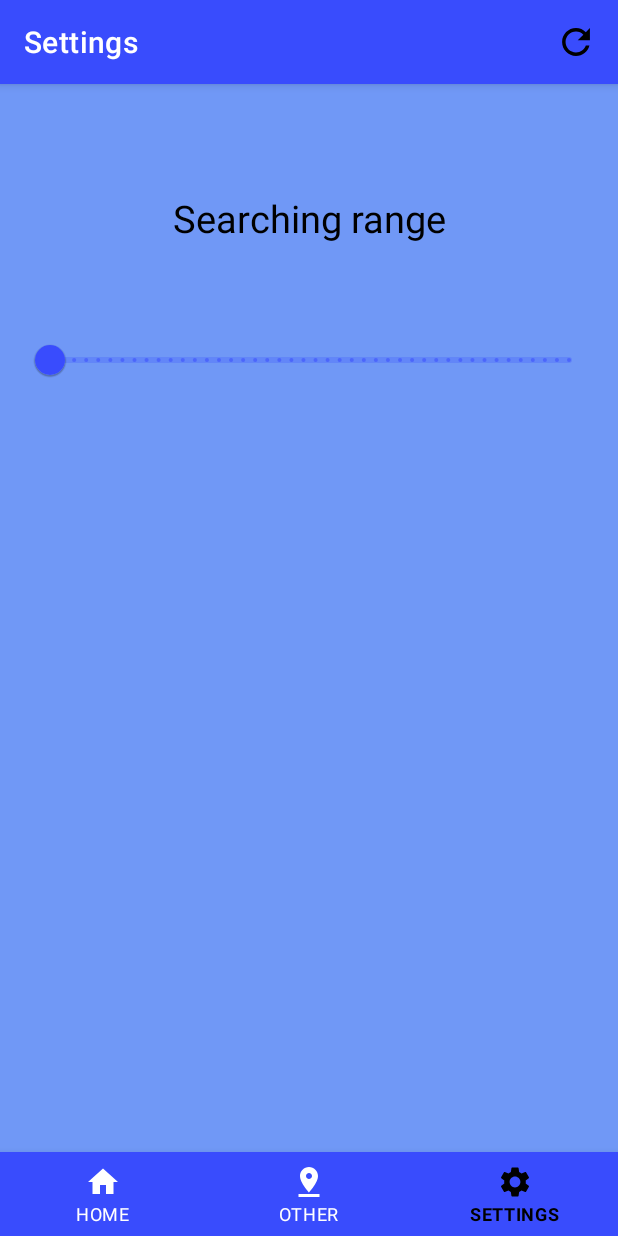
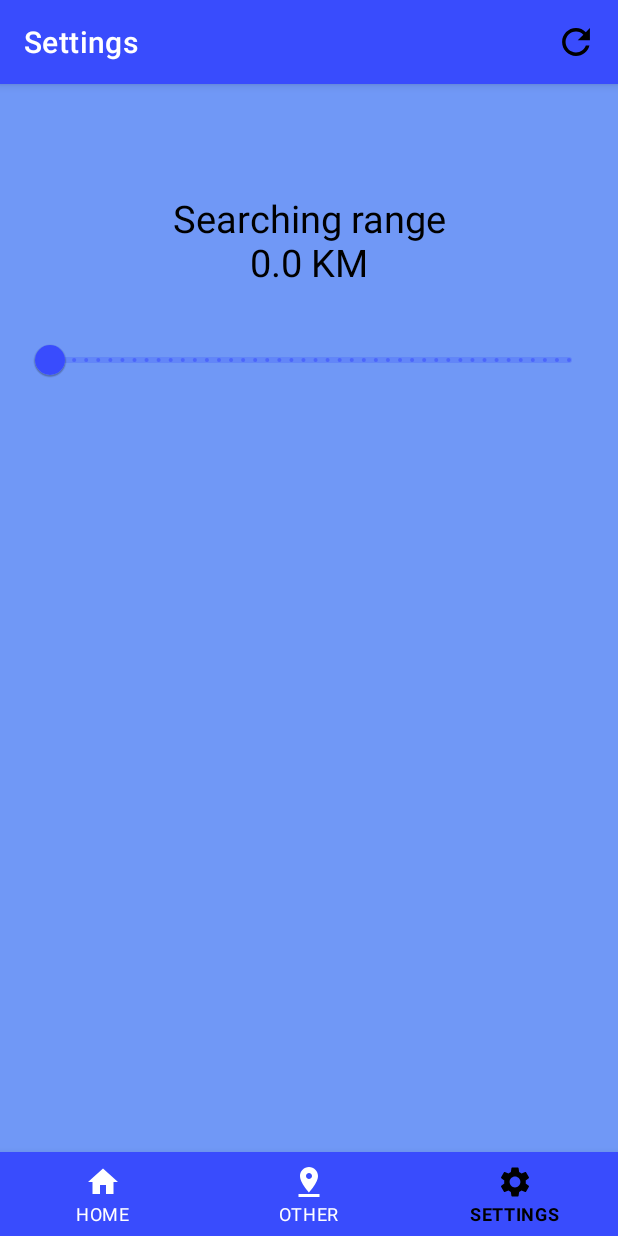
Before and after one commit to PrivateerPrime/AirCheck, an Android app: the SettingsFragment screen opened through its navigation route, on a phone screen of 412 x 824 dp. Run offline under Robolectric (Android 15) with nearby library versions, the phone set to English and light mode, and no system bars; our stand-ins replace Volley, navigation-ui; network calls fail.

Commit message:
Dodano startową wartość slidera

```diff
--- a/app/src/main/java/com/aircheck/ui/settings/SettingsFragment.kt
+++ b/app/src/main/java/com/aircheck/ui/settings/SettingsFragment.kt
@@ -1,19 +1,14 @@
 package com.aircheck.ui.settings
 
-import android.annotation.SuppressLint
 import android.os.Bundle
-import android.util.Log
 import android.view.LayoutInflater
 import android.view.View
 import android.view.ViewGroup
 import android.widget.TextView
 import androidx.fragment.app.Fragment
-import androidx.lifecycle.Observer
-import androidx.lifecycle.ViewModelProvider
 import com.aircheck.R
 import com.aircheck.databinding.FragmentSettingsBinding
 import com.google.android.material.slider.RangeSlider
-import java.lang.Exception
 
 class SettingsFragment : Fragment() {
 
@@ -42,12 +37,16 @@ class SettingsFragment : Fragment() {
         val rangeSlider: RangeSlider = binding.sliderRange
         val rangeTextView: TextView = binding.textSearchRange
 
+        rangeTextView.text = getString(R.string.res_search_range) + (" ${rangeSlider.values[0].toString()} KM")
+
             rangeSlider.addOnChangeListener {
                     _, _, _ ->
                 val values = rangeSlider.values
                 rangeTextView.text = getString(R.string.res_search_range) + (" ${values[0].toString()} KM")
 
         }
+
+        //TODO Dodanie zmiany języka
 
 //        rangeSlider.addOnSliderTouchListener(object: RangeSlider.OnSliderTouchListener{
 //        @SuppressLint("LongLogTag")
```
